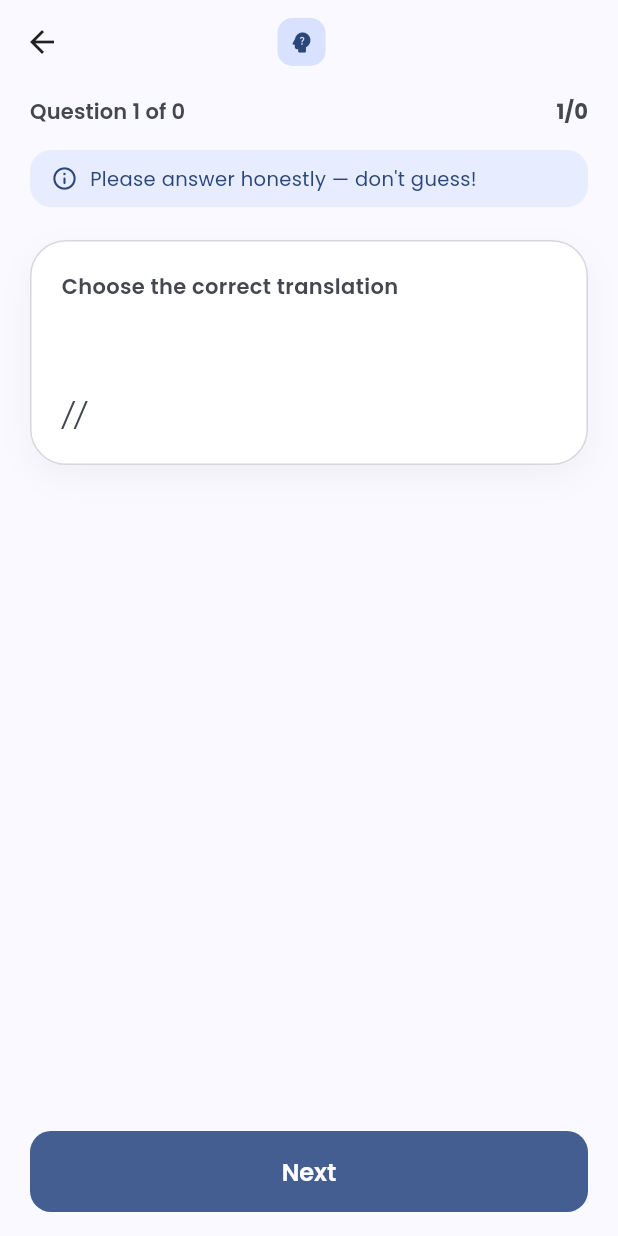
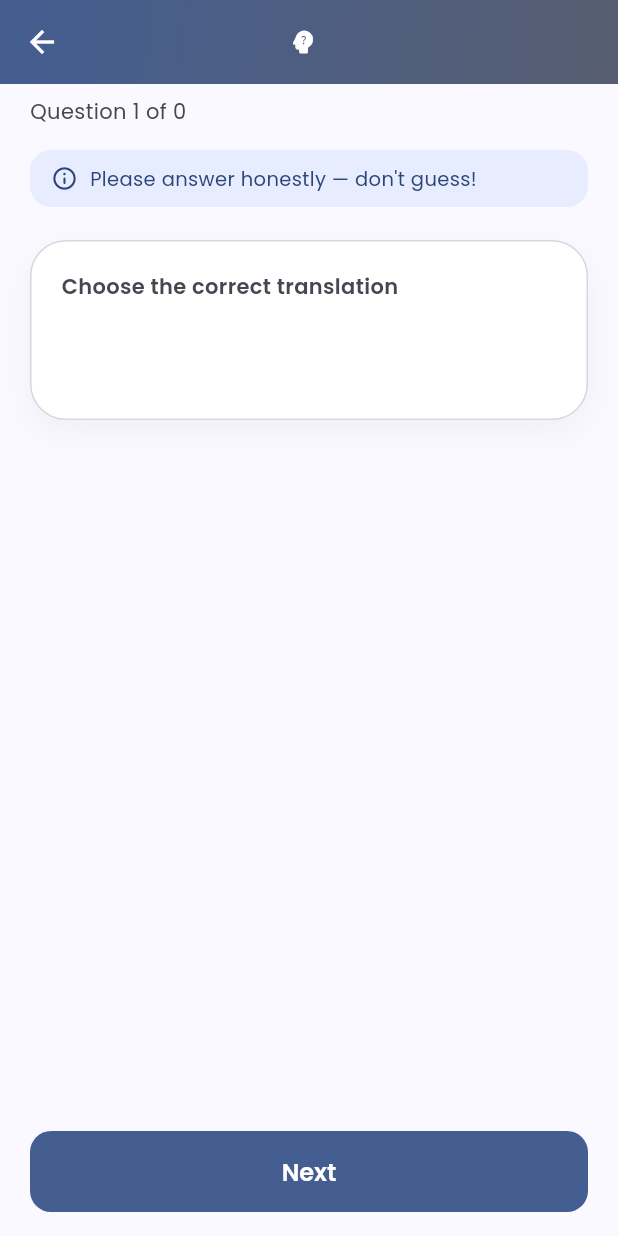
Before and after one commit to cleave173/Tisei, a Flutter app: the AssessmentQuizScreen screen opened directly with empty values, on a phone screen of 412 x 824 dp. Run offline on Flutter 3.47's test engine with Material 3 defaults, Android fonts, the phone set to English and light mode, and no system bars; our stand-ins replace cached_network_image, connectivity_plus, dio, easy_localization, equatable, flutter_riverpod and 11 more; missing offline and left inert: google_mlkit_translation; accounts and stored records are empty.

Commit message:
Polish placement test header

```diff
--- a/app/assets/translations/en.json
+++ b/app/assets/translations/en.json
@@ -242,6 +242,7 @@
   },
   "assessment": {
     "placement_title": "Placement Test",
+    "placement_short_title": "Level Check",
     "level_up_title": "Level-Up Test",
     "level_up_subtitle": "Level Up from {}",
     "translate_word": "Choose the correct translation",
--- a/app/assets/translations/kk.json
+++ b/app/assets/translations/kk.json
@@ -242,6 +242,7 @@
   },
   "assessment": {
     "placement_title": "Деңгейді анықтау тесті",
+    "placement_short_title": "Деңгей тесті",
     "level_up_title": "Деңгейді көтеру тесті",
     "level_up_subtitle": "{} деңгейден көтеру",
     "translate_word": "Дұрыс аударманы таңдаңыз",
--- a/app/assets/translations/ru.json
+++ b/app/assets/translations/ru.json
@@ -242,6 +242,7 @@
   },
   "assessment": {
     "placement_title": "Тест на определение уровня",
+    "placement_short_title": "Тест уровня",
     "level_up_title": "Тест на повышение уровня",
     "level_up_subtitle": "Повышение уровня с {}",
     "translate_word": "Выберите правильный перевод",
--- a/app/lib/features/assessment/presentation/pages/placement_test_page.dart
+++ b/app/lib/features/assessment/presentation/pages/placement_test_page.dart
@@ -137,14 +137,14 @@ class _PlacementTestPageState extends ConsumerState<PlacementTestPage> {
     // ── 2. Loading ────────────────────────────────────────────────────────────
     if (_loading) {
       return Scaffold(
-        appBar: AppBar(title: Text('assessment.placement_title'.tr())),
+        appBar: AppBar(title: Text('assessment.placement_short_title'.tr())),
         body: const Center(child: CircularProgressIndicator()),
       );
     }
     // ── 3. Error ──────────────────────────────────────────────────────────────
     if (_error != null) {
       return Scaffold(
-        appBar: AppBar(title: Text('assessment.placement_title'.tr())),
+        appBar: AppBar(title: Text('assessment.placement_short_title'.tr())),
         body: Center(
           child: Column(
             mainAxisSize: MainAxisSize.min,
@@ -163,7 +163,7 @@ class _PlacementTestPageState extends ConsumerState<PlacementTestPage> {
     }
     // ── 5. Quiz ───────────────────────────────────────────────────────────────
     return AssessmentQuizScreen(
-      title: 'assessment.placement_title'.tr(),
+      title: 'assessment.placement_short_title'.tr(),
       question: _q,
       index: _index,
       total: _total,
--- a/app/lib/features/assessment/presentation/widgets/assessment_widgets.dart
+++ b/app/lib/features/assessment/presentation/widgets/assessment_widgets.dart
@@ -35,40 +35,27 @@ class AssessmentQuizScreen extends StatelessWidget {
     return Scaffold(
       backgroundColor: cs.surface,
       appBar: AppBar(
+        backgroundColor: Colors.transparent,
+        foregroundColor: Colors.white,
+        elevation: 0,
+        flexibleSpace: Container(
+          decoration: BoxDecoration(
+            gradient: LinearGradient(
+              colors: <Color>[cs.primary, cs.secondary],
+              begin: Alignment.topLeft,
+              end: Alignment.bottomRight,
+            ),
+          ),
+        ),
         title: Row(
           mainAxisSize: MainAxisSize.min,
           children: <Widget>[
-            Container(
-              width: 32,
-              height: 32,
-              decoration: BoxDecoration(
-                color: cs.primaryContainer,
-                borderRadius: BorderRadius.circular(10),
-              ),
-              alignment: Alignment.center,
-              child: Icon(
-                Icons.psychology_alt_rounded,
-                size: 18,
-                color: cs.onPrimaryContainer,
-              ),
-            ),
-            const SizedBox(width: 10),
-            Flexible(
-              child: Text(
-                title,
-                maxLines: 1,
-                overflow: TextOverflow.ellipsis,
-                style: theme.textTheme.titleLarge?.copyWith(
-                  fontWeight: FontWeight.w700,
-                  letterSpacing: 0,
-                ),
-              ),
-            ),
+            const Icon(Icons.psychology_alt_rounded, size: 20),
+            const SizedBox(width: 8),
+            Text(title),
           ],
         ),
         centerTitle: true,
-        backgroundColor: cs.surface,
-        surfaceTintColor: Colors.transparent,
       ),
       body: Column(
         children: <Widget>[
@@ -76,29 +63,16 @@ class AssessmentQuizScreen extends StatelessWidget {
             padding: const EdgeInsets.fromLTRB(20, 8, 20, 0),
             child: Column(
               children: <Widget>[
-                Row(
-                  mainAxisAlignment: MainAxisAlignment.spaceBetween,
-                  children: <Widget>[
-                    Text(
-                      'assessment.question_of'.tr(
-                        args: <String>[
-                          (index + 1).toString(),
-                          total.toString(),
-                        ],
-                      ),
-                      style: theme.textTheme.labelLarge?.copyWith(
-                        color: cs.onSurfaceVariant,
-                        fontWeight: FontWeight.w600,
-                      ),
+                Align(
+                  alignment: Alignment.centerLeft,
+                  child: Text(
+                    'assessment.question_of'.tr(
+                      args: <String>[(index + 1).toString(), total.toString()],
                     ),
-                    Text(
-                      '${index + 1}/$total',
-                      style: theme.textTheme.labelLarge?.copyWith(
-                        color: cs.onSurfaceVariant,
-                        fontWeight: FontWeight.w700,
-                      ),
+                    style: theme.textTheme.bodyMedium?.copyWith(
+                      color: cs.onSurfaceVariant,
                     ),
-                  ],
+                  ),
                 ),
               ],
             ),
@@ -174,17 +148,6 @@ class AssessmentQuizScreen extends StatelessWidget {
                             letterSpacing: 0,
                           ),
                         ),
-                        if (question.ipa != null) ...<Widget>[
-                          const SizedBox(height: 6),
-                          Text(
-                            '/${question.ipa}/',
-                            style: TextStyle(
-                              fontSize: 17,
-                              color: cs.onSurfaceVariant,
-                              fontStyle: FontStyle.italic,
-                            ),
-                          ),
-                        ],
                       ],
                     ),
                   ),
```
